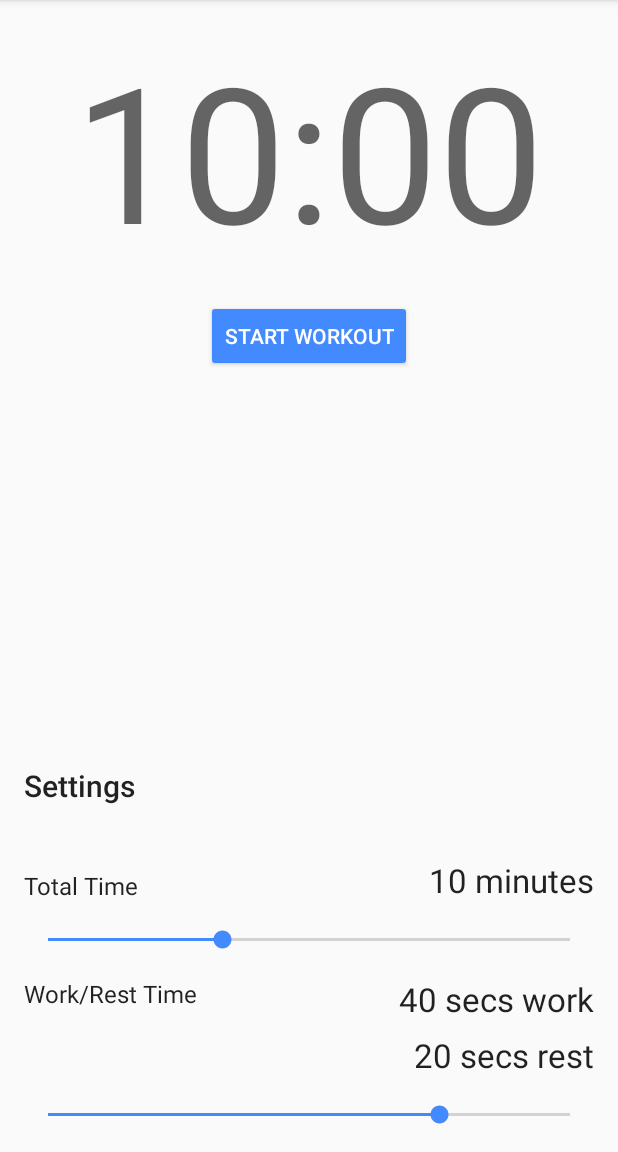
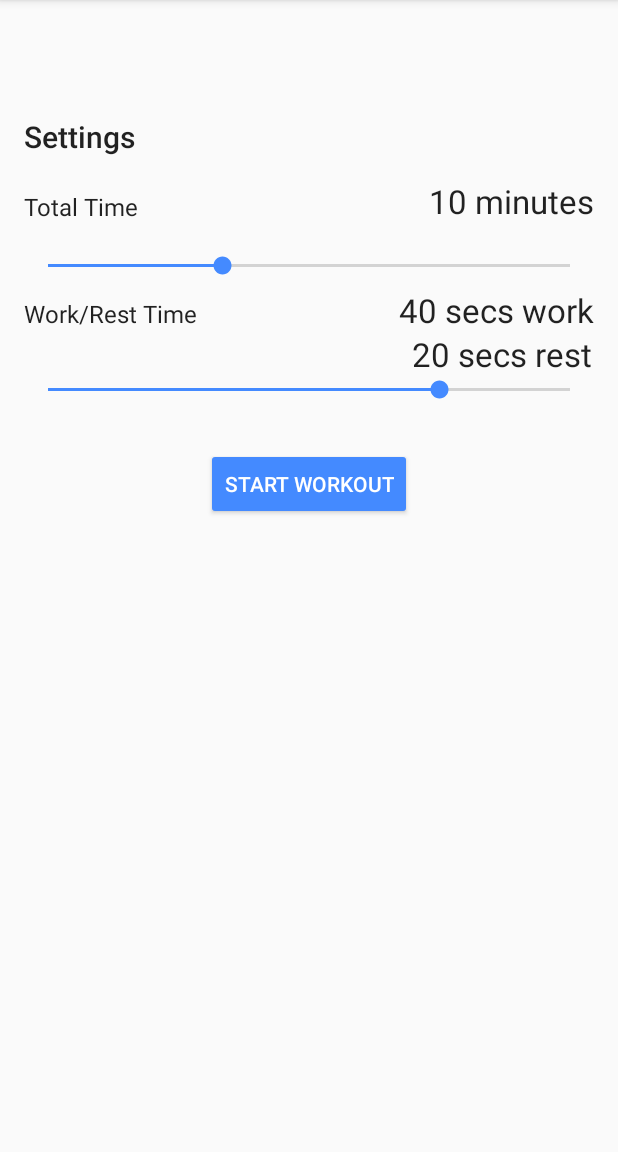
Before and after one commit to danielpape/EMOM, an Android app: the screen it shows after launch (MainActivity), on a phone screen of 412 x 824 dp, the part 84-1236 px from its top. Run offline under Robolectric (Android 15) with nearby library versions, the phone set to English and light mode, and no system bars.

Commit message:
Split timer into separate activity

```diff
--- a/app/src/main/java/com/danielpape/EMOM/MainActivity.java
+++ b/app/src/main/java/com/danielpape/EMOM/MainActivity.java
@@ -61,7 +61,6 @@ public class MainActivity extends AppCompatActivity {
 
         timeSlider = (SeekBar)findViewById(R.id.timeSlider);
         workRestSlider = (SeekBar)findViewById(R.id.workRestSlider);
-        countdownTextView = (TextView)findViewById(R.id.countdownTextView);
         statusChangeButton = (Button)findViewById(R.id.statusChangeButton);
 
 
@@ -103,7 +102,6 @@ public class MainActivity extends AppCompatActivity {
             public void onStopTrackingTouch(SeekBar seekBar) {
 
                 timeSlider.setProgress(minutes*60);
-                countdownTextView.setText(minutes+":00");
 
             }
         });
--- a/app/src/main/res/layout/activity_main.xml
+++ b/app/src/main/res/layout/activity_main.xml
@@ -12,66 +12,41 @@
     tools:context="com.danielpape.EMOM.MainActivity">
 
     <TextView
-        android:id="@+id/countdownTextView"
-        android:layout_width="match_parent"
-        android:layout_height="wrap_content"
-        android:text="10:00"
-        android:textAlignment="center"
-        android:textAppearance="@android:style/TextAppearance.Material.Display4"
-        android:textSize="126dp"
-        android:typeface="sans"
-        android:layout_alignParentStart="true" />
-
-    <Button
-        android:id="@+id/statusChangeButton"
-        style="@style/Widget.AppCompat.Button"
-        android:layout_width="wrap_content"
-        android:layout_height="wrap_content"
-        android:layout_below="@+id/countdownTextView"
-        android:layout_centerHorizontal="true"
-        android:layout_marginTop="16dp"
-        android:backgroundTint="@color/colorAccent"
-        android:elevation="0dp"
-        android:onClick="controlTimer"
-        android:text="Start Workout"
-        android:textAppearance="@style/TextAppearance.AppCompat.Widget.Button.Inverse" />
-
-
-    <TextView
         android:id="@+id/textView5"
         android:layout_width="wrap_content"
         android:layout_height="wrap_content"
         android:text="Total Time"
         android:textAppearance="@android:style/TextAppearance.Material.Menu"
-        android:layout_alignBottom="@+id/totalTimeTextView"
-        android:layout_alignParentStart="true" />
+        android:layout_below="@+id/textView"
+        android:layout_alignParentStart="true"
+        android:layout_marginTop="22dp" />
 
     <SeekBar
         android:id="@+id/timeSlider"
         android:layout_width="match_parent"
         android:layout_height="wrap_content"
-        android:layout_above="@+id/workTextView"
+        android:layout_below="@+id/textView5"
         android:layout_alignParentStart="true"
-        android:layout_marginBottom="16dp" />
+        android:layout_marginTop="19dp" />
 
     <TextView
         android:id="@+id/totalTimeTextView"
         android:layout_width="wrap_content"
         android:layout_height="wrap_content"
-        android:layout_above="@+id/timeSlider"
-        android:layout_alignParentEnd="true"
-        android:layout_marginBottom="16dp"
         android:text="10 minutes"
-        android:textAppearance="@android:style/TextAppearance.Material.Large" />
+        android:textAppearance="@android:style/TextAppearance.Material.Large"
+        android:layout_alignBottom="@+id/textView5"
+        android:layout_alignParentEnd="true" />
 
     <TextView
         android:id="@+id/textView7"
         android:layout_width="wrap_content"
         android:layout_height="wrap_content"
-        android:layout_alignParentStart="true"
-        android:layout_alignTop="@+id/workTextView"
         android:text="Work/Rest Time"
-        android:textAppearance="@android:style/TextAppearance.Material.Menu" />
+        android:textAppearance="@android:style/TextAppearance.Material.Menu"
+        android:layout_marginTop="12dp"
+        android:layout_below="@+id/timeSlider"
+        android:layout_alignParentStart="true" />
 
     <TextView
         android:id="@+id/workTextView"
@@ -79,9 +54,9 @@
         android:layout_height="wrap_content"
         android:text="40 secs work"
         android:textAppearance="@android:style/TextAppearance.Material.Large"
-        android:layout_above="@+id/restTextView"
-        android:layout_alignParentEnd="true"
-        android:layout_marginBottom="8dp" />
+        android:layout_alignBaseline="@+id/textView7"
+        android:layout_alignBottom="@+id/textView7"
+        android:layout_alignParentEnd="true" />
 
     <TextView
         android:id="@+id/restTextView"
@@ -89,18 +64,17 @@
         android:layout_height="wrap_content"
         android:text="20 secs rest"
         android:textAppearance="@android:style/TextAppearance.Material.Large"
-        android:layout_marginBottom="16dp"
-        android:layout_above="@+id/workRestSlider"
-        android:layout_alignParentEnd="true" />
+        android:layout_below="@+id/workTextView"
+        android:layout_toEndOf="@+id/statusChangeButton" />
 
     <SeekBar
         android:id="@+id/workRestSlider"
         android:layout_width="match_parent"
         android:layout_height="wrap_content"
-        android:layout_alignParentBottom="true"
-        android:layout_alignParentStart="true"
         android:max="60"
-        android:progress="40" />
+        android:progress="40"
+        android:layout_below="@+id/restTextView"
+        android:layout_alignParentStart="true" />
 
     <android.support.v7.widget.CardView
         android:layout_width="match_parent"
@@ -116,7 +90,21 @@
         android:layout_height="wrap_content"
         android:text="Settings"
         android:textAppearance="@android:style/TextAppearance.Material.Title"
-        android:layout_above="@+id/cardView"
-        android:layout_alignParentStart="true" />
+        android:layout_alignParentStart="true"
+        android:layout_marginTop="61dp" />
+
+    <Button
+        android:id="@+id/statusChangeButton"
+        style="@style/Widget.AppCompat.Button"
+        android:layout_width="wrap_content"
+        android:layout_height="wrap_content"
+        android:layout_marginTop="30dp"
+        android:backgroundTint="@color/colorAccent"
+        android:elevation="0dp"
+        android:onClick="controlTimer"
+        android:text="Start Workout"
+        android:textAppearance="@style/TextAppearance.AppCompat.Widget.Button.Inverse"
+        android:layout_below="@+id/workRestSlider"
+        android:layout_centerHorizontal="true" />
 
 </RelativeLayout>
```
Also changed, not shown: app/src/main/java/com/danielpape/EMOM/WorkoutActivity.java (+19 -0 lines), app/src/main/res/layout/activity_workout.xml (+45 -1 lines), app/src/main/res/drawable/ic_av_timer_black_24dp.png.
